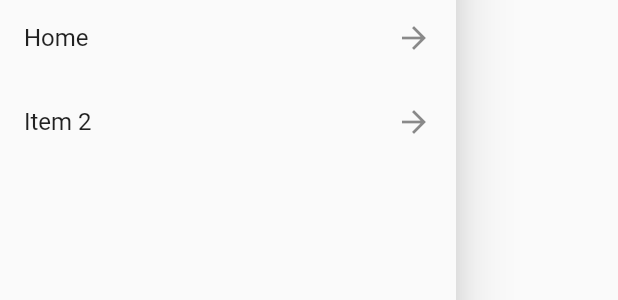
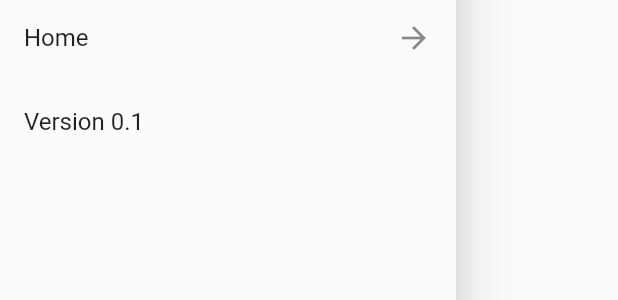
Before and after one commit to Daanvdjagt/FitAiMobile, a Flutter app: the Navbar widget shown alone on an empty page, opened directly, on a phone screen of 412 x 824 dp. Shown: the part 258-558 px from the top of the screen. Run offline on Flutter 3.47's test engine with Material 2 defaults, Android fonts, the phone set to English and light mode, and no system bars; our stand-ins replace splashscreen; network calls fail.

Commit message:
refactor: change navbar items feat: add splashscreen

```diff
--- a/lib/app/navbar.dart
+++ b/lib/app/navbar.dart
@@ -57,8 +57,7 @@ class Navbar extends StatelessWidget {
               },
             ),
             ListTile(
-              title: Text('Item 2'),
-              trailing: Icon(Icons.arrow_forward),
+              title: Text('Version 0.1'),
             )
           ],
         ),
--- a/pubspec.yaml
+++ b/pubspec.yaml
@@ -21,6 +21,7 @@ dependencies:
     sdk: flutter
   cupertino_icons: ^0.1.2
   english_words: ^3.1.0
+  splashscreen:
 
 dev_dependencies:
   flutter_test:
```
Also changed, not shown: lib/app/screens/main.dart (+24 -2 lines), pubspec.lock.
